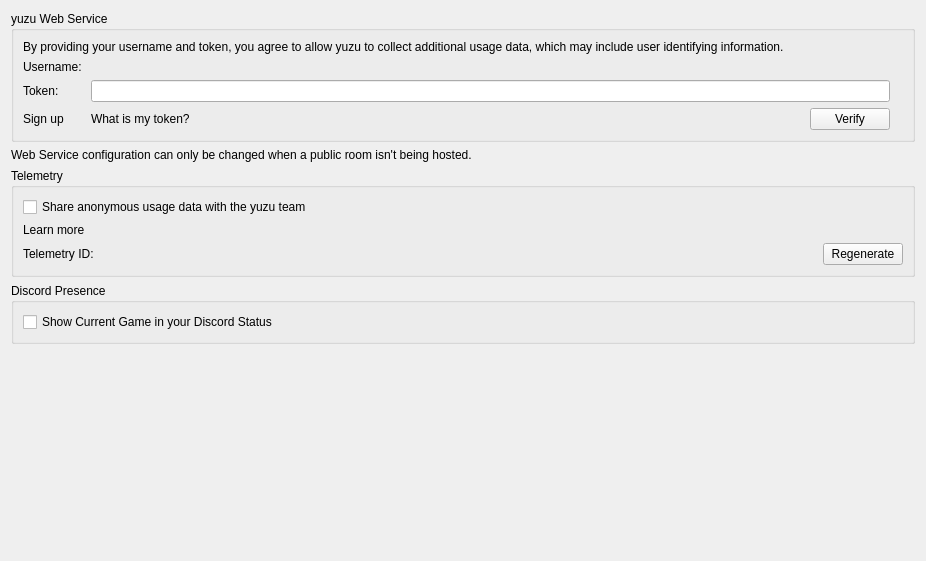
Above: src/citron/configuration/configure_web.ui from pflyly/citron-mirror before the change. Below: the same form after it.
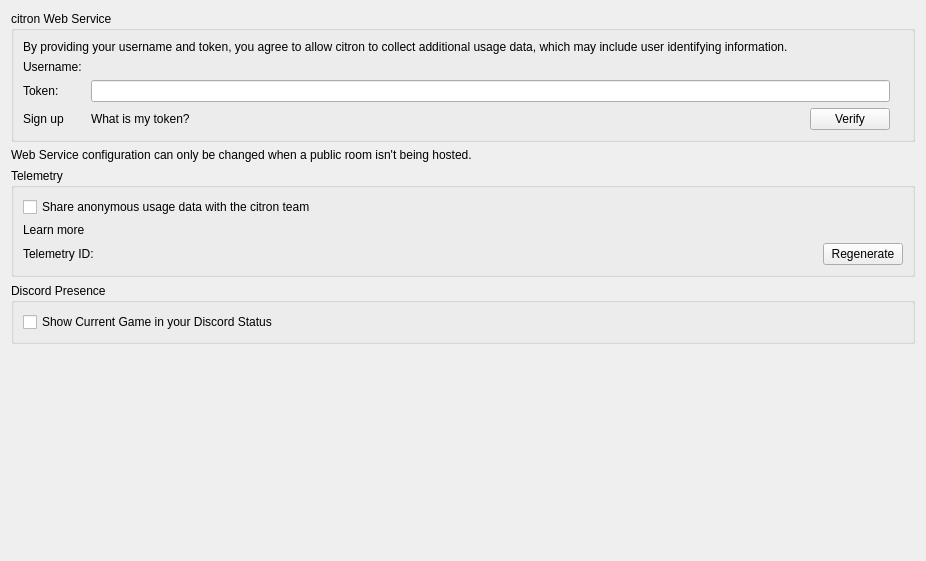
That is the form after the change.

Commit message:
chore: update project references and add Citron copyright
- Replaced all references to the old project name with Citron.
- Added Citron copyright information alongside existing notices in all files.

Diff of the .ui file:
```diff
--- a/src/citron/configuration/configure_web.ui
+++ b/src/citron/configuration/configure_web.ui
@@ -22,13 +22,13 @@
      <item>
       <widget class="QGroupBox" name="groupBoxWebConfig">
        <property name="title">
-        <string>yuzu Web Service</string>
+        <string>citron Web Service</string>
        </property>
        <layout class="QVBoxLayout" name="verticalLayoutYuzuWebService">
         <item>
          <widget class="QLabel" name="web_credentials_disclaimer">
           <property name="text">
-           <string>By providing your username and token, you agree to allow yuzu to collect additional usage data, which may include user identifying information.</string>
+           <string>By providing your username and token, you agree to allow citron to collect additional usage data, which may include user identifying information.</string>
           </property>
          </widget>
         </item>
@@ -131,7 +131,7 @@
         <item>
          <widget class="QCheckBox" name="toggle_telemetry">
           <property name="text">
-           <string>Share anonymous usage data with the yuzu team</string>
+           <string>Share anonymous usage data with the citron team</string>
           </property>
          </widget>
         </item>
```
Left out of the diff: 4 changed lines with no effect on the pictures. The commit also changes 2801 other files.
